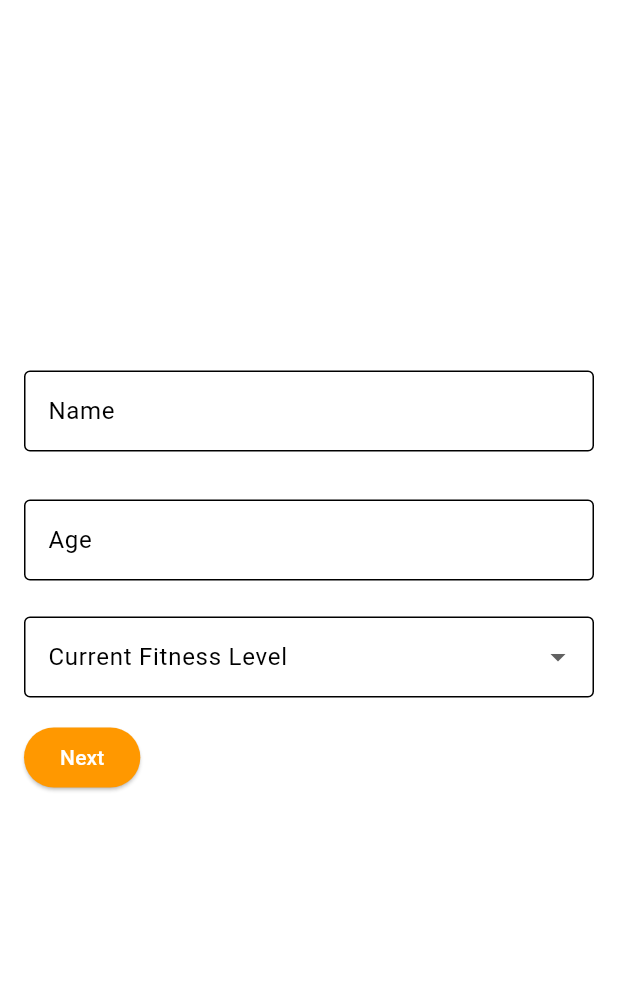
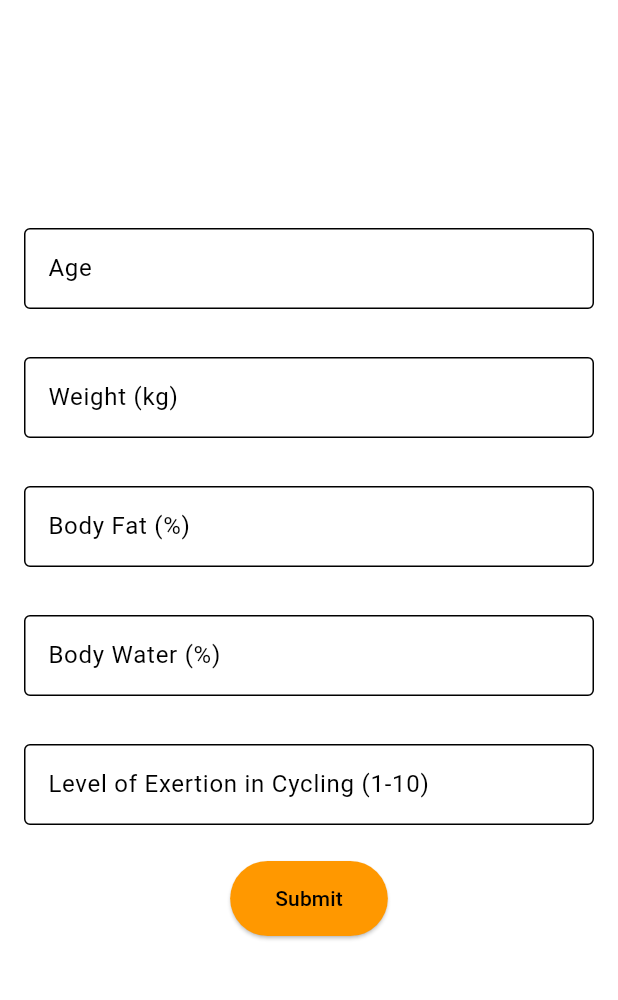
Before and after one commit to 1Jerome23/FitRide, a Flutter app: the QuestionPage screen opened by its route, on a phone screen of 412 x 824 dp, the part 84-1084 px from its top. Run offline on Flutter 3.47's test engine with Material 3 defaults, Android fonts, the phone set to English and light mode, and no system bars; our stand-ins replace cloud_firestore, firebase_auth, firebase_core, font_awesome_flutter, geolocator, google_fonts and 6 more; accounts and stored records are empty.

Commit message:
updated questionnaires in question.dart and userdatamodule.dart

```diff
--- a/fitride/lib/pages/question.dart
+++ b/fitride/lib/pages/question.dart
@@ -11,53 +11,40 @@ class QuestionPage extends StatefulWidget {
 class _QuestionPageState extends State<QuestionPage> {
   final _formKey = GlobalKey<FormState>();
 
-  final TextEditingController _nameController = TextEditingController();
+  final TextEditingController _ageController = TextEditingController();
   final TextEditingController _weightController = TextEditingController();
-  final TextEditingController _heightController = TextEditingController();
+  final TextEditingController _bodyFatController = TextEditingController();
   final TextEditingController _bodyWaterController = TextEditingController();
-  final TextEditingController _ageController = TextEditingController();
-
-  String? _selectedActivityLevel;
-  String? _experiencedHeartRateIssues;
-  String? _difficultyBreathing;
-
-  final List<String> _activityLevels = [
-    'Beginner',
-    'Intermediate',
-    'Advanced',
-  ];
-
-  final List<String> _yesNoOptions = [
-    'Yes',
-    'No',
-  ];
-
-  int _currentStep = 0;
+  final TextEditingController _exertionController =
+      TextEditingController(); // New controller for exertion level
 
   @override
   void dispose() {
-    _nameController.dispose();
+    _ageController.dispose();
     _weightController.dispose();
-    _heightController.dispose();
+    _bodyFatController.dispose();
     _bodyWaterController.dispose();
-    _ageController.dispose();
+    _exertionController.dispose(); // Dispose the new controller
     super.dispose();
   }
 
   Future<void> _submitForm() async {
     if (_formKey.currentState!.validate()) {
-    final name = _nameController.text;
+      final age = _ageController.text.isNotEmpty
+          ? int.tryParse(_ageController.text)
+          : null;
       final weight = _weightController.text.isNotEmpty
           ? double.tryParse(_weightController.text)
           : null;
-    final height = _heightController.text.isNotEmpty ? _heightController.text : null;
-    final bodyWater = _bodyWaterController.text.isNotEmpty ? _bodyWaterController.text : null;
-    final activityLevel = _selectedActivityLevel;
-
-    // Convert age to int
-    final age = _ageController.text.isNotEmpty
-        ? int.tryParse(_ageController.text)
+      final bodyFat = _bodyFatController.text.isNotEmpty
+          ? double.tryParse(_bodyFatController.text)
           : null;
+      final bodyWater = _bodyWaterController.text.isNotEmpty
+          ? double.tryParse(_bodyWaterController.text)
+          : null;
+      final exertionLevel = _exertionController.text.isNotEmpty
+          ? int.tryParse(_exertionController.text)
+          : null; // Parse exertion level
 
       User? user = FirebaseAuth.instance.currentUser;
       if (user == null) {
@@ -74,14 +61,11 @@ class _QuestionPageState extends State<QuestionPage> {
             .collection('User Questionnaires')
             .doc(uid)
             .set({
-        'name': name,
-        'weight': weight,  // Save as double (or null if empty)
-        'height': height,
-        'age': age, // Save as int (or null if empty)
+          'age': age,
+          'weight': weight,
+          'bodyFat': bodyFat,
           'bodyWater': bodyWater,
-        'activityLevel': activityLevel,
-        'experiencedHeartRateIssues': _experiencedHeartRateIssues,
-        'difficultyBreathing': _difficultyBreathing,
+          'exertionLevel': exertionLevel, // Add exertion level to Firestore
           'timestamp': FieldValue.serverTimestamp(),
         });
 
@@ -90,15 +74,7 @@ class _QuestionPageState extends State<QuestionPage> {
         );
 
         _formKey.currentState!.reset();
-      setState(() {
-        _selectedActivityLevel = null;
-        _experiencedHeartRateIssues = null;
-        _difficultyBreathing = null;
-      });
-      SharedPreferences prefs = await SharedPreferences.getInstance();
-      await prefs.setString('userName', name);
         Navigator.pushReplacementNamed(context, '/homepage');
-
       } catch (e) {
         ScaffoldMessenger.of(context).showSnackBar(
           SnackBar(content: Text('Failed to submit form: $e')),
@@ -106,7 +82,6 @@ class _QuestionPageState extends State<QuestionPage> {
       }
     }
   }
-
 
   @override
   Widget build(BuildContext context) {
@@ -132,29 +107,7 @@ Widget build(BuildContext context) {
               child: Column(
                 crossAxisAlignment: CrossAxisAlignment.center,
                 children: [
-                if (_currentStep == 0) ...[
-                  Padding(
-                    padding: const EdgeInsets.symmetric(vertical: 8.0),
-                    child: TextFormField(
-                      controller: _nameController,
-                      decoration: InputDecoration(
-                        labelText: 'Name',
-                        border: OutlineInputBorder(),
-                        filled: true,
-                        fillColor: Colors.white,
-                        contentPadding:
-                            EdgeInsets.symmetric(horizontal: 12, vertical: 15),
-                      ),
-                      style: TextStyle(color: Colors.black),
-                      validator: (value) {
-                        if (value == null || value.isEmpty) {
-                          return 'Please enter your name';
-                        }
-                        return null;
-                      },
-                    ),
-                  ),
-                  SizedBox(height: 16),
+                  // Age Input
                   Padding(
                     padding: const EdgeInsets.symmetric(vertical: 8.0),
                     child: TextFormField(
@@ -182,61 +135,13 @@ Widget build(BuildContext context) {
                     ),
                   ),
                   SizedBox(height: 16),
-                  DropdownButtonFormField<String>(
-                    value: _selectedActivityLevel,
-                    decoration: InputDecoration(
-                      labelText: 'Current Fitness Level',
-                      border: OutlineInputBorder(),
-                      filled: true,
-                      fillColor: Colors.white,
-                      contentPadding:
-                          EdgeInsets.symmetric(horizontal: 12, vertical: 15),
-                    ),
-                    style: TextStyle(color: Colors.black),
-                    items: _activityLevels
-                        .map((level) => DropdownMenuItem(
-                              value: level,
-                              child: Text(level,
-                                  style: TextStyle(color: Colors.black)),
-                            ))
-                        .toList(),
-                    onChanged: (value) {
-                      setState(() {
-                        _selectedActivityLevel = value;
-                      });
-                    },
-                    validator: (value) {
-                      if (value == null || value.isEmpty) {
-                        return 'Please select your fitness level';
-                      }
-                      return null;
-                    },
-                  ),
-                  SizedBox(height: 16),
-                  Row(
-                    mainAxisAlignment: MainAxisAlignment.spaceBetween,
-                    children: [
-                      ElevatedButton(
-                        onPressed: () {
-                          if (_formKey.currentState?.validate() ?? false) {
-                            setState(() {
-                              _currentStep++;
-                            });
-                          }
-                        },
-                        style: ElevatedButton.styleFrom(
-                          backgroundColor: Colors.orange,
-                        ),
-                        child: Text('Next'),
-                      ),
-                    ],
-                  ),
-                ],
-                if (_currentStep == 1) ...[
+
+                  // Weight Input
                   Padding(
                     padding: const EdgeInsets.symmetric(vertical: 8.0),
                     child: TextFormField(
                       controller: _weightController,
+                      keyboardType: TextInputType.number,
                       decoration: InputDecoration(
                         labelText: 'Weight (kg)',
                         border: OutlineInputBorder(),
@@ -246,7 +151,6 @@ Widget build(BuildContext context) {
                             EdgeInsets.symmetric(horizontal: 12, vertical: 15),
                       ),
                       style: TextStyle(color: Colors.black),
-                      keyboardType: TextInputType.number,
                       validator: (value) {
                         if (value == null || value.isEmpty) {
                           return 'Please enter your weight';
@@ -260,10 +164,15 @@ Widget build(BuildContext context) {
                     ),
                   ),
                   SizedBox(height: 16),
-                  TextFormField(
-                    controller: _heightController,
+
+                  // Body Fat Input
+                  Padding(
+                    padding: const EdgeInsets.symmetric(vertical: 8.0),
+                    child: TextFormField(
+                      controller: _bodyFatController,
+                      keyboardType: TextInputType.number,
                       decoration: InputDecoration(
-                      labelText: 'Height (cm)',
+                        labelText: 'Body Fat (%)',
                         border: OutlineInputBorder(),
                         filled: true,
                         fillColor: Colors.white,
@@ -271,60 +180,28 @@ Widget build(BuildContext context) {
                             EdgeInsets.symmetric(horizontal: 12, vertical: 15),
                       ),
                       style: TextStyle(color: Colors.black),
-                    keyboardType: TextInputType.number,
                       validator: (value) {
                         if (value == null || value.isEmpty) {
-                        return 'Please enter your height';
+                          return 'Please enter your body fat percentage';
                         }
-                      final double? height = double.tryParse(value);
-                      if (height == null || height <= 0) {
-                        return 'Enter a valid height';
+                        final double? bodyFat = double.tryParse(value);
+                        if (bodyFat == null || bodyFat <= 0 || bodyFat > 100) {
+                          return 'Enter a valid body fat percentage (0-100)';
                         }
                         return null;
                       },
                     ),
+                  ),
                   SizedBox(height: 16),
-                  Row(
-                    mainAxisAlignment: MainAxisAlignment.spaceBetween,
-                    children: [
-                      ElevatedButton(
-                        onPressed: () {
-                          setState(() {
-                            _currentStep--;
-                          });
-                        },
-                        style: ElevatedButton.styleFrom(
-                          backgroundColor: Colors.orange,
-                        ),
-                        child: Text('Back'),
-                      ),
-                      ElevatedButton(
-                        onPressed: () {
-                          if (_formKey.currentState?.validate() ?? false) {
-                            setState(() {
-                              _currentStep++;
-                            });
-                          }
-                        },
-                        style: ElevatedButton.styleFrom(
-                          backgroundColor: Colors.orange,
-                        ),
-                        child: Text('Next'),
-                      ),
-                    ],
-                  ),
-                ],
-                if (_currentStep == 2) ...[
+
+                  // Body Water Input
                   Padding(
                     padding: const EdgeInsets.symmetric(vertical: 8.0),
-                    child: Text(
-                      'Have you experienced any heart rate issues?',
-                      style: TextStyle(fontSize: 12, color: Colors.black),
-                    ),
-                  ),
-                  DropdownButtonFormField<String>(
-                    value: _experiencedHeartRateIssues,
+                    child: TextFormField(
+                      controller: _bodyWaterController,
+                      keyboardType: TextInputType.number,
                       decoration: InputDecoration(
+                        labelText: 'Body Water (%)',
                         border: OutlineInputBorder(),
                         filled: true,
                         fillColor: Colors.white,
@@ -332,50 +209,66 @@ Widget build(BuildContext context) {
                             EdgeInsets.symmetric(horizontal: 12, vertical: 15),
                       ),
                       style: TextStyle(color: Colors.black),
-                    items: _yesNoOptions
-                        .map((option) => DropdownMenuItem<String>(
-                              value: option,
-                              child: Text(option,
-                                  style: TextStyle(color: Colors.black)),
-                            ))
-                        .toList(),
-                    onChanged: (value) {
-                      setState(() {
-                        _experiencedHeartRateIssues = value;
-                      });
-                    },
                       validator: (value) {
                         if (value == null || value.isEmpty) {
-                        return 'Please select an option';
+                          return 'Please enter your body water percentage';
+                        }
+                        final double? bodyWater = double.tryParse(value);
+                        if (bodyWater == null ||
+                            bodyWater <= 0 ||
+                            bodyWater > 100) {
+                          return 'Enter a valid body water percentage (0-100)';
                         }
                         return null;
                       },
                     ),
+                  ),
                   SizedBox(height: 16),
-                  Row(
-                    mainAxisAlignment: MainAxisAlignment.spaceBetween,
-                    children: [
-                      ElevatedButton(
-                        onPressed: () {
-                          setState(() {
-                            _currentStep--;
-                          });
+
+                  // Exertion Level Input
+                  Padding(
+                    padding: const EdgeInsets.symmetric(vertical: 8.0),
+                    child: TextFormField(
+                      controller: _exertionController,
+                      keyboardType: TextInputType.number,
+                      decoration: InputDecoration(
+                        labelText: 'Level of Exertion in Cycling (1-10)',
+                        border: OutlineInputBorder(),
+                        filled: true,
+                        fillColor: Colors.white,
+                        contentPadding:
+                            EdgeInsets.symmetric(horizontal: 12, vertical: 15),
+                      ),
+                      style: TextStyle(color: Colors.black),
+                      validator: (value) {
+                        if (value == null || value.isEmpty) {
+                          return 'Please enter your exertion level';
+                        }
+                        final int? exertionLevel = int.tryParse(value);
+                        if (exertionLevel == null ||
+                            exertionLevel < 1 ||
+                            exertionLevel > 10) {
+                          return 'Enter a valid exertion level (1-10)';
+                        }
+                        return null;
                       },
-                        style: ElevatedButton.styleFrom(
-                          backgroundColor: Colors.orange,
                     ),
-                        child: Text('Back'),
                   ),
+                  SizedBox(height: 16),
+
+                  // Submit Button
                   ElevatedButton(
                     onPressed: _submitForm,
                     style: ElevatedButton.styleFrom(
                       backgroundColor: Colors.orange,
+                      padding:
+                          EdgeInsets.symmetric(horizontal: 30, vertical: 15),
                     ),
-                        child: Text('Submit'),
+                    child: Text(
+                      'Submit',
+                      style: TextStyle(color: Colors.black),
                     ),
-                    ],
                   ),
-                ],
                 ],
               ),
             ),
```
Also changed, not shown: fitride/lib/pages/UserDataModule.dart (+82 -39 lines). Lines whose indentation alone changed are shown as unchanged.
